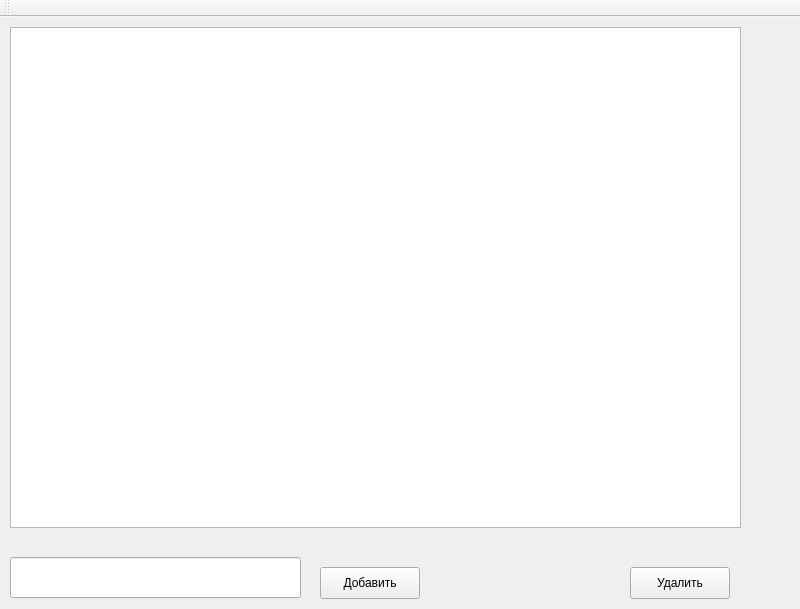
Before: the Qt Designer form mainwindow.ui in JolyCarter/brodyagi_project, drawn with Qt 5.
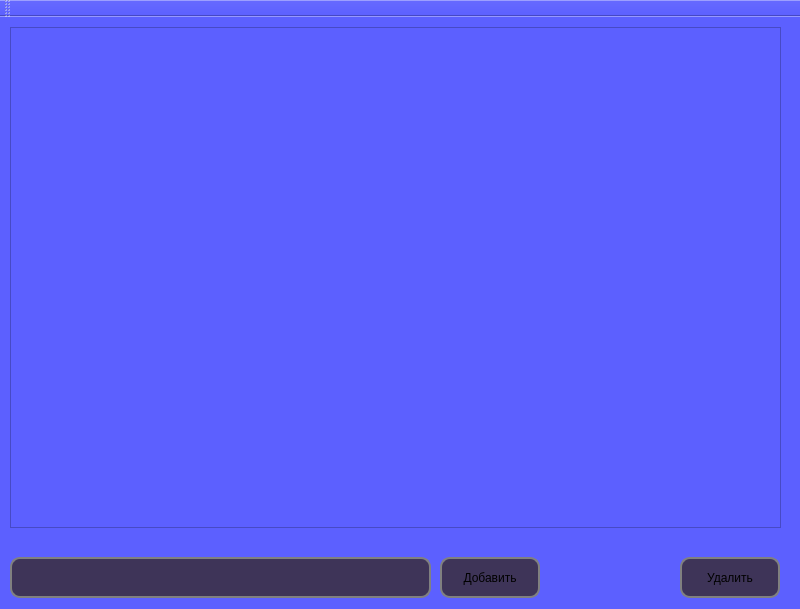
After: the same form once the commit is applied.

```diff
--- a/mainwindow.ui
+++ b/mainwindow.ui
@@ -13,13 +13,43 @@
   <property name="windowTitle">
    <string>MainWindow</string>
   </property>
+  <property name="styleSheet">
+   <string notr="true">* {
+
+}
+
+QWidget {
+	background:rgb(92, 96, 255);
+	font-size: 100%;
+}
+
+QListWidget {
+	background:rgb(92, 96, 255);
+	font: 700 24pt &quot;Al Bayan&quot;;
+}
+
+QLineEdit {
+	border:2px solid gray;
+	border-radius:10px;
+	background:rgb(62, 52, 88);
+	font: 700 18pt &quot;Al Bayan&quot;;
+
+	
+}
+
+QPushButton {
+	border:2px solid gray;
+	border-radius:10px;
+	background:rgb(62, 52, 88);
+}</string>
+  </property>
   <widget class="QWidget" name="centralwidget">
    <widget class="QListWidget" name="listWidget">
     <property name="geometry">
      <rect>
       <x>10</x>
       <y>10</y>
-      <width>731</width>
+      <width>771</width>
       <height>501</height>
      </rect>
     </property>
@@ -29,18 +59,21 @@
      <rect>
       <x>10</x>
       <y>540</y>
-      <width>291</width>
+      <width>421</width>
       <height>41</height>
      </rect>
     </property>
+    <property name="text">
+     <string/>
+    </property>
    </widget>
    <widget class="QPushButton" name="pushButton">
     <property name="geometry">
      <rect>
-      <x>320</x>
-      <y>550</y>
+      <x>440</x>
+      <y>540</y>
       <width>100</width>
-      <height>32</height>
+      <height>41</height>
      </rect>
     </property>
     <property name="text">
@@ -50,10 +83,10 @@
    <widget class="QPushButton" name="pushButtonDel">
     <property name="geometry">
      <rect>
-      <x>630</x>
-      <y>550</y>
+      <x>680</x>
+      <y>540</y>
       <width>100</width>
-      <height>32</height>
+      <height>41</height>
      </rect>
     </property>
     <property name="text">
```
